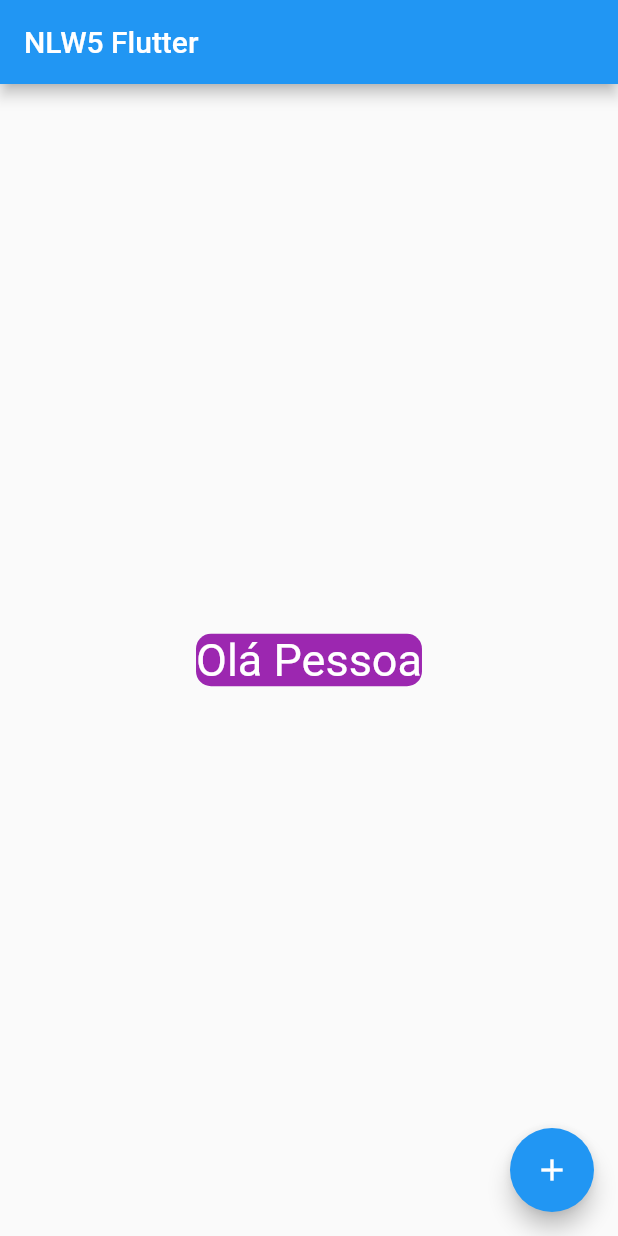
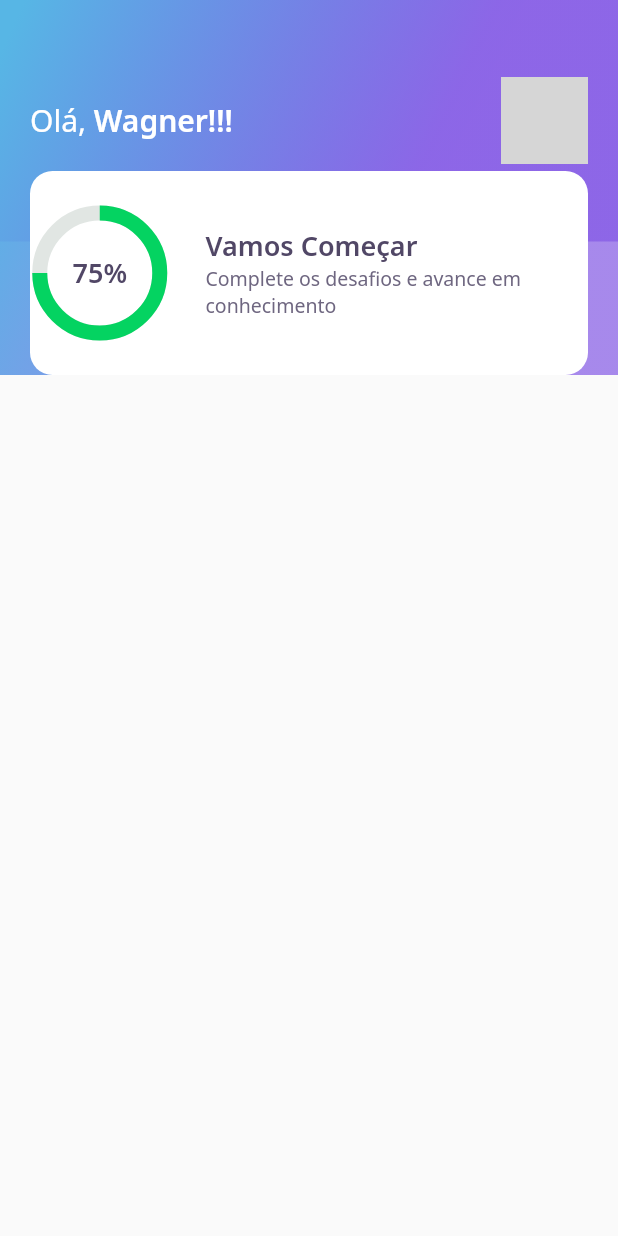
Before and after one commit to wagnerrdemorais/devquizz, a Flutter app: the screen it shows after launch, on a phone screen of 412 x 824 dp. Run offline on Flutter 3.47's test engine with Material 2 defaults, Android fonts, the phone set to English and light mode, and no system bars; our stand-ins replace google_fonts; network calls fail; grey boxes are pictures that could not be loaded.

Commit message:
Fim da primeira aula - Flutter

```diff
--- a/lib/core/app_widget.dart
+++ b/lib/core/app_widget.dart
@@ -1,3 +1,5 @@
+import 'package:dev_quizz/home/home_page.dart';
+import 'package:dev_quizz/splash/splash_page.dart';
 import 'package:flutter/material.dart';
 
 class AppWidget extends StatelessWidget {
@@ -5,27 +7,7 @@ class AppWidget extends StatelessWidget {
   Widget build(BuildContext context) {
     return MaterialApp(
       title: "DevQuiz",
-      home: Scaffold(
-        appBar: AppBar(
-          title: Text("NLW5 Flutter"),
-        ),
-        body: Center(
-          child: Container(
-            decoration: BoxDecoration(
-              color: Colors.purple,
-              borderRadius: BorderRadius.circular(10),
-            ),
-            child: Text(
-              "Olá Pessoa",
-              style: TextStyle(fontSize: 30, color: Colors.white),
-            ),
-          ),
-        ),
-        floatingActionButton: FloatingActionButton(
-          onPressed: () {},
-          child: Icon(Icons.add),
-        ),
-      ),
+      home: HomePage(),
     );
   }
 }
--- /dev/null
+++ b/lib/home/home_page.dart
@@ -0,0 +1,17 @@
+import 'package:dev_quizz/home/widgets/appbar/app_bar_widget.dart';
+import 'package:flutter/material.dart';
+
+class HomePage extends StatefulWidget {
+  HomePage({Key? key}) : super(key: key);
+  @override
+  _State createState() => _State();
+}
+
+class _State extends State<HomePage> {
+  @override
+  Widget build(BuildContext context) {
+    return Scaffold(
+      appBar: AppBarWidget(),
+    );
+  }
+}
--- /dev/null
+++ b/lib/home/widgets/appbar/app_bar_widget.dart
@@ -0,0 +1,56 @@
+import 'package:dev_quizz/core/core.dart';
+import 'package:dev_quizz/home/widgets/score_card/score_card_widget.dart';
+import 'package:flutter/material.dart';
+
+class AppBarWidget extends PreferredSize {
+  AppBarWidget()
+      : super(
+          preferredSize: Size.fromHeight(250),
+          child: Container(
+            decoration: BoxDecoration(gradient: AppGradients.linear),
+            child: Container(
+              height: 250,
+              child: Stack(
+                children: [
+                  Container(
+                    height: 161,
+                    width: double.maxFinite,
+                    padding: EdgeInsets.symmetric(horizontal: 20),
+                    decoration: BoxDecoration(gradient: AppGradients.linear),
+                    child: Row(
+                      mainAxisAlignment: MainAxisAlignment.spaceBetween,
+                      children: [
+                        Text.rich(
+                          TextSpan(
+                              text: "Olá, ",
+                              style: AppTextStyles.title,
+                              children: [
+                                TextSpan(
+                                    text: "Wagner!!!",
+                                    style: AppTextStyles.titleBold)
+                              ]),
+                        ),
+                        Container(
+                          width: 58,
+                          height: 58,
+                          decoration: BoxDecoration(
+                            borderRadius: BorderRadius.circular(10),
+                            image: DecorationImage(
+                              image: NetworkImage(
+                                  "https://avatars.githubusercontent.com/u/7046625?v=4"),
+                            ),
+                          ),
+                        )
+                      ],
+                    ),
+                  ),
+                  Align(
+                    alignment: Alignment(0.0, 1.0),
+                    child: ScoreCardWidget(),
+                  )
+                ],
+              ),
+            ),
+          ),
+        );
+}
--- /dev/null
+++ b/lib/home/widgets/chart/chart_widget.dart
@@ -0,0 +1,36 @@
+import 'package:dev_quizz/core/core.dart';
+import 'package:flutter/material.dart';
+
+class ChartWidget extends StatelessWidget {
+  const ChartWidget({Key? key}) : super(key: key);
+  @override
+  Widget build(BuildContext context) {
+    return Container(
+      height: 80,
+      width: 80,
+      child: Stack(
+        children: [
+          Center(
+            child: Container(
+              height: 80,
+              width: 80,
+              child: CircularProgressIndicator(
+                strokeWidth: 10,
+                value: .75,
+                backgroundColor: AppColors.chartSecondary,
+                valueColor:
+                    AlwaysStoppedAnimation<Color>(AppColors.chartPrimary),
+              ),
+            ),
+          ),
+          Center(
+            child: Text(
+              "75%",
+              style: AppTextStyles.heading,
+            ),
+          )
+        ],
+      ),
+    );
+  }
+}
--- /dev/null
+++ b/lib/home/widgets/score_card/score_card_widget.dart
@@ -0,0 +1,52 @@
+import 'package:dev_quizz/core/core.dart';
+import 'package:dev_quizz/home/widgets/chart/chart_widget.dart';
+import 'package:flutter/material.dart';
+
+class ScoreCardWidget extends StatelessWidget {
+  const ScoreCardWidget({Key? key}) : super(key: key);
+  @override
+  Widget build(BuildContext context) {
+    return Padding(
+      padding: const EdgeInsets.only(
+        left: 20,
+        right: 20,
+      ),
+      child: Container(
+        height: 136,
+        decoration: BoxDecoration(
+          color: AppColors.white,
+          borderRadius: BorderRadius.circular(15),
+        ),
+        child: Row(
+          crossAxisAlignment: CrossAxisAlignment.center,
+          children: [
+            Expanded(
+              flex: 1,
+              child: ChartWidget(),
+            ),
+            Expanded(
+              flex: 3,
+              child: Padding(
+                padding: const EdgeInsets.only(left: 24),
+                child: Column(
+                  mainAxisAlignment: MainAxisAlignment.center,
+                  crossAxisAlignment: CrossAxisAlignment.start,
+                  children: [
+                    Text(
+                      "Vamos Começar",
+                      style: AppTextStyles.heading,
+                    ),
+                    Text(
+                      "Complete os desafios e avance em conhecimento",
+                      style: AppTextStyles.body,
+                    )
+                  ],
+                ),
+              ),
+            )
+          ],
+        ),
+      ),
+    );
+  }
+}
--- /dev/null
+++ b/lib/splash/splash_page.dart
@@ -0,0 +1,18 @@
+import 'package:dev_quizz/core/core.dart';
+import 'package:flutter/material.dart';
+
+class SplashPage extends StatelessWidget {
+  @override
+  Widget build(BuildContext context) {
+    return Scaffold(
+      body: Container(
+        decoration: BoxDecoration(
+          gradient: AppGradients.linear,
+        ),
+        child: Center(
+          child: Image.asset(AppImages.logo),
+        ),
+      ),
+    );
+  }
+}
```
